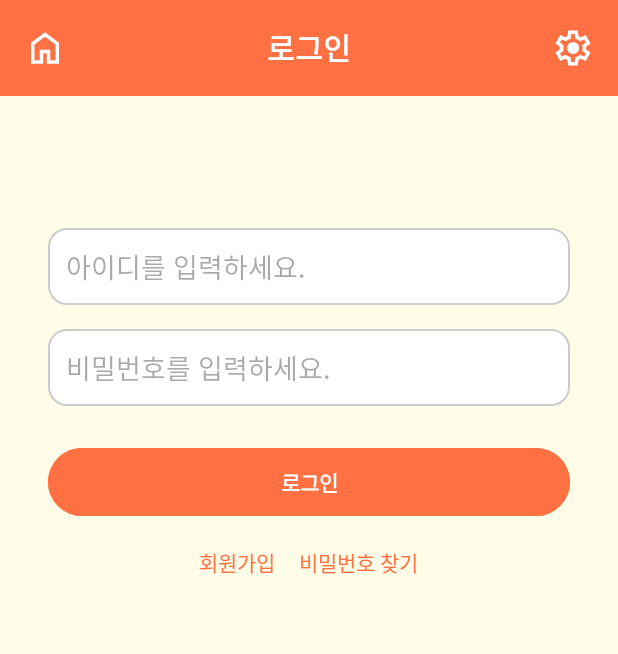
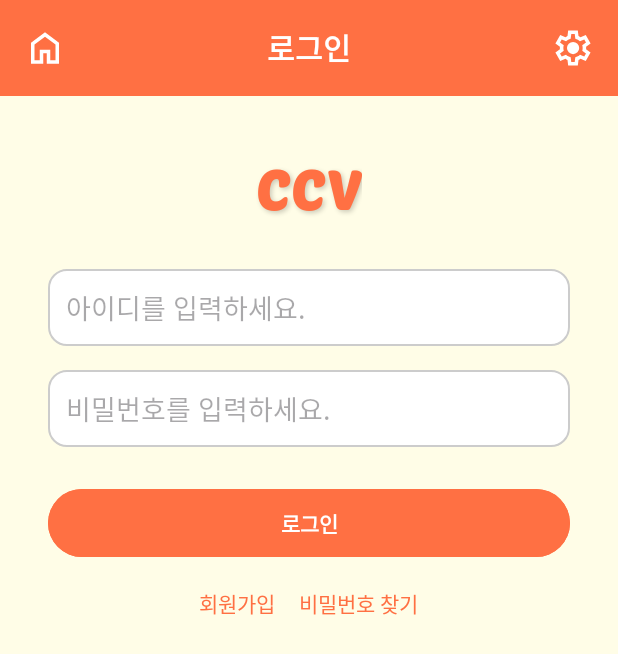
Before and after one commit to minjun018/CCV, an Android app: the screen it shows after launch (MainActivity), on a phone screen of 412 x 824 dp. Shown: the top 654 px of the screen. Run offline under Robolectric (Android 15) with nearby library versions, the phone set to English and light mode, and no system bars.

Commit message:
android studio login page + Title

```diff
--- a/app/src/main/res/layout/activity_main.xml
+++ b/app/src/main/res/layout/activity_main.xml
@@ -1,14 +1,15 @@
 <?xml version="1.0" encoding="utf-8"?>
-<FrameLayout xmlns:android="http://schemas.android.com/apk/res/android"
+<LinearLayout xmlns:android="http://schemas.android.com/apk/res/android"
     xmlns:app="http://schemas.android.com/apk/res-auto"
     xmlns:tools="http://schemas.android.com/tools"
     android:id="@+id/main"
     android:layout_width="match_parent"
     android:layout_height="match_parent"
     android:background="#FFFDE7"
+    android:orientation="vertical"
     tools:context=".MainActivity">
 
-    <!-- 상단 툴바 -->
+    <!-- 툴바 -->
     <androidx.appcompat.widget.Toolbar
         android:id="@+id/topAppBar"
         android:layout_width="match_parent"
@@ -65,15 +66,32 @@
         </androidx.constraintlayout.widget.ConstraintLayout>
     </androidx.appcompat.widget.Toolbar>
 
+    <!-- 제목 -->
+    <TextView
+        android:id="@+id/tv_main_title"
+        android:layout_width="wrap_content"
+        android:layout_height="wrap_content"
+        android:text="CCV"
+        android:textSize="36sp"
+        android:textStyle="bold"
+        android:textColor="#FF7043"
+        android:fontFamily="@font/poetsenone"
+        android:layout_gravity="center_horizontal"
+        android:layout_marginTop="40dp"
+        android:letterSpacing="0.05"
+        android:shadowColor="#33000000"
+        android:shadowDx="2"
+        android:shadowDy="2"
+        android:shadowRadius="4" />
+
     <!-- 로그인 폼 -->
     <LinearLayout
         android:layout_width="match_parent"
-        android:layout_height="match_parent"
+        android:layout_height="0dp"
+        android:layout_weight="1"
         android:orientation="vertical"
         android:padding="32dp"
-        android:layout_gravity="center"
-        android:gravity="center_horizontal"
-        android:layout_marginTop="80dp">
+        android:gravity="top|center_horizontal">
 
         <EditText
             android:id="@+id/et_id"
@@ -127,4 +145,4 @@
                 android:textColor="#FF7043"/>
         </LinearLayout>
     </LinearLayout>
-</FrameLayout>
+</LinearLayout>
```
